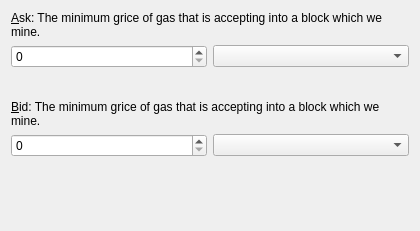
This is alethzero/plugins/transactions/GasPricing.ui in ethereum/alethzero as Qt 5 draws it before an edit. The edited form follows.
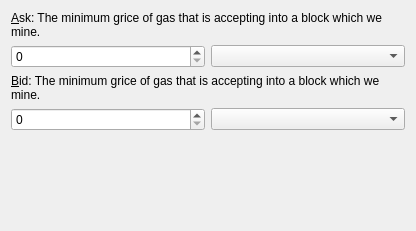
This is the edited form.

Commit message: Fix for aleth starting network automatically.

Patch:
```diff
--- a/alethzero/plugins/transactions/GasPricing.ui
+++ b/alethzero/plugins/transactions/GasPricing.ui
@@ -11,36 +11,10 @@
    </rect>
   </property>
   <layout class="QGridLayout" name="gridLayout">
-   <item row="9" column="0" colspan="2">
-    <spacer name="verticalSpacer_3">
-     <property name="orientation">
-      <enum>Qt::Vertical</enum>
-     </property>
-     <property name="sizeHint" stdset="0">
-      <size>
-       <width>20</width>
-       <height>40</height>
-      </size>
-     </property>
-    </spacer>
-   </item>
-   <item row="8" column="0" colspan="2">
-    <spacer name="verticalSpacer_4">
-     <property name="orientation">
-      <enum>Qt::Vertical</enum>
-     </property>
-     <property name="sizeHint" stdset="0">
-      <size>
-       <width>20</width>
-       <height>40</height>
-      </size>
-     </property>
-    </spacer>
-   </item>
-   <item row="5" column="1">
+   <item row="4" column="1">
     <widget class="QComboBox" name="bidUnits"/>
    </item>
-   <item row="7" column="0" colspan="2">
+   <item row="6" column="0" colspan="2">
     <spacer name="verticalSpacer_2">
      <property name="orientation">
       <enum>Qt::Vertical</enum>
@@ -53,49 +27,10 @@
      </property>
     </spacer>
    </item>
-   <item row="3" column="0" colspan="2">
-    <spacer name="verticalSpacer">
-     <property name="orientation">
-      <enum>Qt::Vertical</enum>
-     </property>
-     <property name="sizeHint" stdset="0">
-      <size>
-       <width>398</width>
-       <height>45</height>
-      </size>
-     </property>
-    </spacer>
-   </item>
    <item row="1" column="1">
     <widget class="QComboBox" name="askUnits"/>
    </item>
-   <item row="1" column="0">
-    <widget class="QSpinBox" name="askValue">
-     <property name="suffix">
-      <string/>
-     </property>
-     <property name="maximum">
-      <number>430000000</number>
-     </property>
-     <property name="value">
-      <number>0</number>
-     </property>
-    </widget>
-   </item>
-   <item row="5" column="0">
-    <widget class="QSpinBox" name="bidValue">
-     <property name="suffix">
-      <string/>
-     </property>
-     <property name="maximum">
-      <number>430000000</number>
-     </property>
-     <property name="value">
-      <number>0</number>
-     </property>
-    </widget>
-   </item>
-   <item row="4" column="0" colspan="2">
+   <item row="3" column="0" colspan="2">
     <widget class="QLabel" name="label5_3">
      <property name="text">
       <string>&amp;Bid: The minimum grice of gas that is accepting into a block which we mine.</string>
@@ -111,6 +46,19 @@
      </property>
     </widget>
    </item>
+   <item row="4" column="0">
+    <widget class="QSpinBox" name="bidValue">
+     <property name="suffix">
+      <string/>
+     </property>
+     <property name="maximum">
+      <number>430000000</number>
+     </property>
+     <property name="value">
+      <number>0</number>
+     </property>
+    </widget>
+   </item>
    <item row="0" column="0" colspan="2">
     <widget class="QLabel" name="label5_2">
      <property name="text">
@@ -127,6 +75,19 @@
      </property>
     </widget>
    </item>
+   <item row="1" column="0">
+    <widget class="QSpinBox" name="askValue">
+     <property name="suffix">
+      <string/>
+     </property>
+     <property name="maximum">
+      <number>430000000</number>
+     </property>
+     <property name="value">
+      <number>0</number>
+     </property>
+    </widget>
+   </item>
   </layout>
  </widget>
  <resources/>
```
The commit also changes 2 other files.
